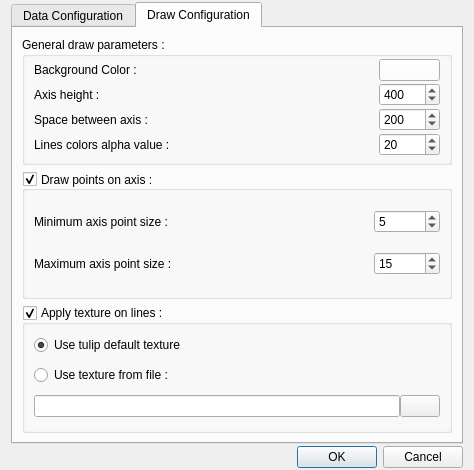
The window that plugins/view/parallel/ParallelCoordinatesConfigDialog.ui (vadivelselvaraj/TulipGLImprovement) describes before a commit, drawn with Qt 5.
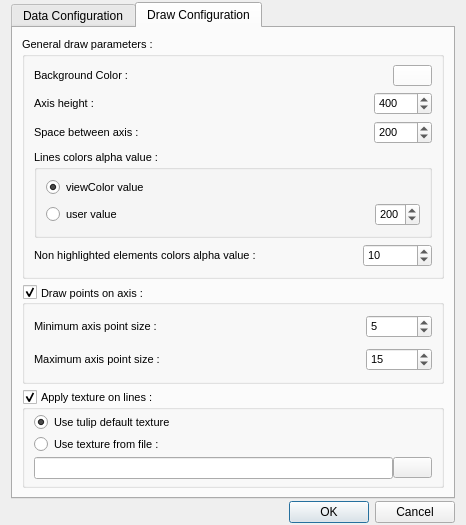
The same window after the commit. The open tabs and pages were chosen to show the change. Icons and pictures are not drawn. Custom widgets are drawn as their Qt base class.

```diff
--- a/plugins/view/parallel/ParallelCoordinatesConfigDialog.ui
+++ b/plugins/view/parallel/ParallelCoordinatesConfigDialog.ui
@@ -8,8 +8,8 @@
    <rect>
     <x>0</x>
     <y>0</y>
-    <width>474</width>
-    <height>470</height>
+    <width>431</width>
+    <height>525</height>
    </rect>
   </property>
   <property name="sizePolicy" >
@@ -145,20 +145,18 @@
       <layout class="QVBoxLayout" name="verticalLayout_10" >
        <item>
         <widget class="QGroupBox" name="groupBox_3" >
+         <property name="font" >
+          <font>
+           <pointsize>8</pointsize>
+          </font>
+         </property>
          <property name="title" >
           <string>General draw parameters : </string>
          </property>
-         <layout class="QGridLayout" name="gridLayout" >
-          <property name="topMargin" >
-           <number>0</number>
-          </property>
-          <property name="bottomMargin" >
-           <number>0</number>
-          </property>
-          <property name="verticalSpacing" >
-           <number>0</number>
-          </property>
-          <item row="0" column="0" >
+         <layout class="QVBoxLayout" name="verticalLayout_4" >
+          <item>
+           <layout class="QHBoxLayout" name="horizontalLayout_7" >
+            <item>
            <widget class="QLabel" name="label_3" >
             <property name="sizePolicy" >
              <sizepolicy vsizetype="Preferred" hsizetype="Expanding" >
@@ -166,12 +164,17 @@
               <verstretch>0</verstretch>
              </sizepolicy>
             </property>
+              <property name="font" >
+               <font>
+                <pointsize>8</pointsize>
+               </font>
+              </property>
             <property name="text" >
-             <string>Background Color :                                    </string>
+               <string>Background Color :</string>
             </property>
            </widget>
           </item>
-          <item row="0" column="1" >
+            <item>
            <widget class="QPushButton" name="bgColorButton" >
             <property name="sizePolicy" >
              <sizepolicy vsizetype="Fixed" hsizetype="Preferred" >
@@ -221,7 +224,11 @@
             </property>
            </widget>
           </item>
-          <item row="1" column="0" >
+           </layout>
+          </item>
+          <item>
+           <layout class="QHBoxLayout" name="horizontalLayout_8" >
+            <item>
            <widget class="QLabel" name="label_4" >
             <property name="sizePolicy" >
              <sizepolicy vsizetype="Preferred" hsizetype="Expanding" >
@@ -229,12 +236,17 @@
               <verstretch>0</verstretch>
              </sizepolicy>
             </property>
+              <property name="font" >
+               <font>
+                <pointsize>8</pointsize>
+               </font>
+              </property>
             <property name="text" >
-             <string>Axis height : </string>
+               <string>Axis height :  </string>
             </property>
            </widget>
           </item>
-          <item row="1" column="1" >
+            <item>
            <widget class="QSpinBox" name="axisHeight" >
             <property name="sizePolicy" >
              <sizepolicy vsizetype="Fixed" hsizetype="Preferred" >
@@ -253,7 +265,11 @@
             </property>
            </widget>
           </item>
-          <item row="2" column="0" >
+           </layout>
+          </item>
+          <item>
+           <layout class="QHBoxLayout" name="horizontalLayout_9" >
+            <item>
            <widget class="QLabel" name="label_5" >
             <property name="sizePolicy" >
              <sizepolicy vsizetype="Preferred" hsizetype="Expanding" >
@@ -261,12 +277,17 @@
               <verstretch>0</verstretch>
              </sizepolicy>
             </property>
+              <property name="font" >
+               <font>
+                <pointsize>8</pointsize>
+               </font>
+              </property>
             <property name="text" >
              <string>Space between axis : </string>
             </property>
            </widget>
           </item>
-          <item row="2" column="1" >
+            <item>
            <widget class="QSpinBox" name="spaceBetweenAxis" >
             <property name="sizePolicy" >
              <sizepolicy vsizetype="Fixed" hsizetype="Preferred" >
@@ -285,21 +306,45 @@
             </property>
            </widget>
           </item>
-          <item row="3" column="0" >
-           <widget class="QLabel" name="label_6" >
-            <property name="sizePolicy" >
-             <sizepolicy vsizetype="Preferred" hsizetype="Expanding" >
-              <horstretch>0</horstretch>
-              <verstretch>0</verstretch>
-             </sizepolicy>
+           </layout>
+          </item>
+          <item>
+           <widget class="QGroupBox" name="groupBox_4" >
+            <property name="title" >
+             <string>Lines colors alpha value :</string>
             </property>
+            <layout class="QVBoxLayout" name="verticalLayout_3" >
+             <item>
+              <widget class="QRadioButton" name="viewColorAlphaRb" >
+               <property name="font" >
+                <font>
+                 <pointsize>8</pointsize>
+                </font>
+               </property>
             <property name="text" >
-             <string>Lines colors alpha value : </string>
-            </property>
-           </widget>
-          </item>
-          <item row="3" column="1" >
-           <widget class="QSpinBox" name="linesColorAlphaValue" >
+                <string>viewColor value</string>
+               </property>
+               <property name="checked" >
+                <bool>true</bool>
+               </property>
+              </widget>
+             </item>
+             <item>
+              <layout class="QHBoxLayout" name="horizontalLayout_5" >
+               <item>
+                <widget class="QRadioButton" name="userAlphaRb" >
+                 <property name="font" >
+                  <font>
+                   <pointsize>8</pointsize>
+                  </font>
+                 </property>
+                 <property name="text" >
+                  <string>user value                                                                                 </string>
+                 </property>
+                </widget>
+               </item>
+               <item>
+                <widget class="QSpinBox" name="viewColorAlphaValue" >
             <property name="sizePolicy" >
              <sizepolicy vsizetype="Fixed" hsizetype="Preferred" >
               <horstretch>0</horstretch>
@@ -310,9 +355,40 @@
              <number>255</number>
             </property>
             <property name="value" >
-             <number>20</number>
-            </property>
-           </widget>
+                  <number>200</number>
+                 </property>
+                </widget>
+               </item>
+              </layout>
+             </item>
+            </layout>
+           </widget>
+          </item>
+          <item>
+           <layout class="QHBoxLayout" name="horizontalLayout_6" >
+            <item>
+             <widget class="QLabel" name="label" >
+              <property name="font" >
+               <font>
+                <pointsize>8</pointsize>
+               </font>
+              </property>
+              <property name="text" >
+               <string>Non highlighted elements colors alpha value :                                 </string>
+              </property>
+             </widget>
+            </item>
+            <item>
+             <widget class="QSpinBox" name="nonHighlightedEltsAlphaValue" >
+              <property name="maximum" >
+               <number>255</number>
+              </property>
+              <property name="value" >
+               <number>10</number>
+              </property>
+             </widget>
+            </item>
+           </layout>
           </item>
          </layout>
         </widget>
@@ -325,8 +401,13 @@
            <verstretch>0</verstretch>
           </sizepolicy>
          </property>
+         <property name="font" >
+          <font>
+           <pointsize>8</pointsize>
+          </font>
+         </property>
          <property name="title" >
-          <string>Draw points on axis : </string>
+          <string>Draw points on axis :                                                                                      </string>
          </property>
          <property name="alignment" >
           <set>Qt::AlignLeading|Qt::AlignLeft|Qt::AlignVCenter</set>
@@ -352,6 +433,11 @@
               <verstretch>0</verstretch>
              </sizepolicy>
             </property>
+            <property name="font" >
+             <font>
+              <pointsize>8</pointsize>
+             </font>
+            </property>
             <property name="text" >
              <string>Minimum axis point size : </string>
             </property>
@@ -390,6 +476,11 @@
               <verstretch>0</verstretch>
              </sizepolicy>
             </property>
+            <property name="font" >
+             <font>
+              <pointsize>8</pointsize>
+             </font>
+            </property>
             <property name="text" >
              <string>Maximum axis point size : </string>
             </property>
@@ -419,8 +510,13 @@
        </item>
        <item>
         <widget class="QGroupBox" name="gBoxLineTexture" >
+         <property name="font" >
+          <font>
+           <pointsize>8</pointsize>
+          </font>
+         </property>
          <property name="title" >
-          <string>Apply texture on lines : </string>
+          <string>Apply texture on lines :                                                                                  </string>
          </property>
          <property name="checkable" >
           <bool>true</bool>
@@ -437,6 +533,11 @@
           </property>
           <item>
            <widget class="QRadioButton" name="defaultTexture" >
+            <property name="font" >
+             <font>
+              <pointsize>8</pointsize>
+             </font>
+            </property>
             <property name="text" >
              <string>Use tulip default texture</string>
             </property>
@@ -447,6 +548,11 @@
           </item>
           <item>
            <widget class="QRadioButton" name="userTexture" >
+            <property name="font" >
+             <font>
+              <pointsize>8</pointsize>
+             </font>
+            </property>
             <property name="text" >
              <string>Use texture from file :</string>
             </property>
```
Left out of the diff: 10 changed lines with no effect on the pictures. Lines whose indentation alone changed are shown as unchanged.
